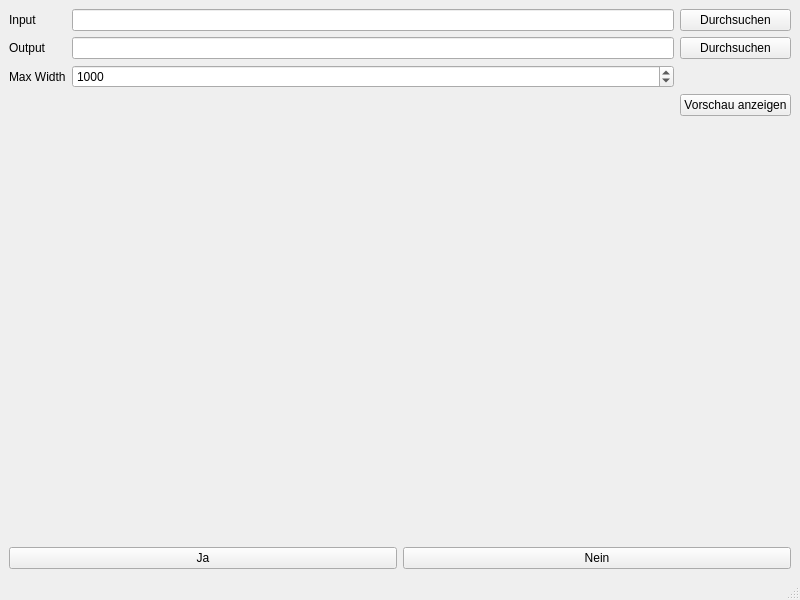
This is mainwindow.ui in jowin202/PhotosExport as Qt 5 draws it before an edit. The edited form follows.
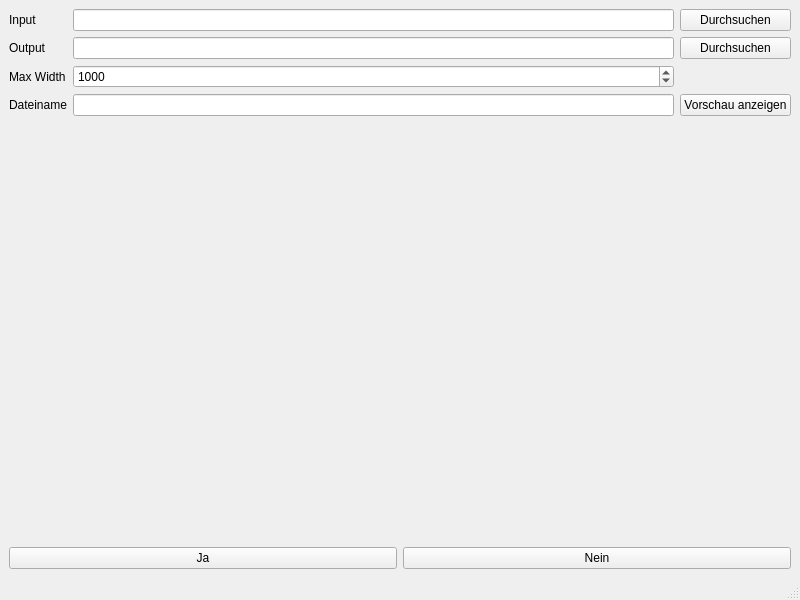
This is the edited form.

The edit to the form file:
```diff
--- a/mainwindow.ui
+++ b/mainwindow.ui
@@ -39,7 +39,11 @@
        </widget>
       </item>
       <item row="0" column="1">
-       <widget class="QLineEdit" name="text_input"/>
+       <widget class="QLineEdit" name="text_input">
+        <property name="readOnly">
+         <bool>true</bool>
+        </property>
+       </widget>
       </item>
       <item row="5" column="0" colspan="3">
        <widget class="QLabel" name="pic_view">
@@ -79,7 +83,11 @@
        </widget>
       </item>
       <item row="1" column="1">
-       <widget class="QLineEdit" name="text_output"/>
+       <widget class="QLineEdit" name="text_output">
+        <property name="readOnly">
+         <bool>true</bool>
+        </property>
+       </widget>
       </item>
       <item row="4" column="2">
        <widget class="QPushButton" name="button_preview">
@@ -88,6 +96,20 @@
         </property>
        </widget>
       </item>
+      <item row="4" column="1">
+       <widget class="QLineEdit" name="text_filename">
+        <property name="readOnly">
+         <bool>true</bool>
+        </property>
+       </widget>
+      </item>
+      <item row="4" column="0">
+       <widget class="QLabel" name="label_4">
+        <property name="text">
+         <string>Dateiname</string>
+        </property>
+       </widget>
+      </item>
      </layout>
     </item>
     <item row="1" column="0">
```
